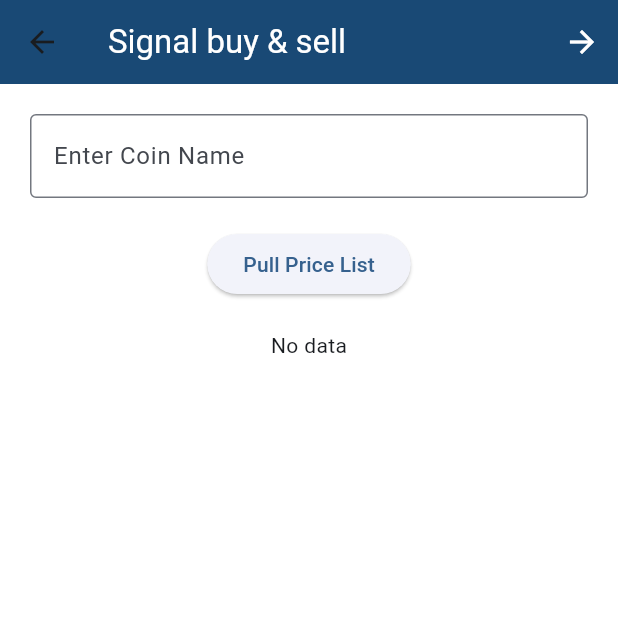
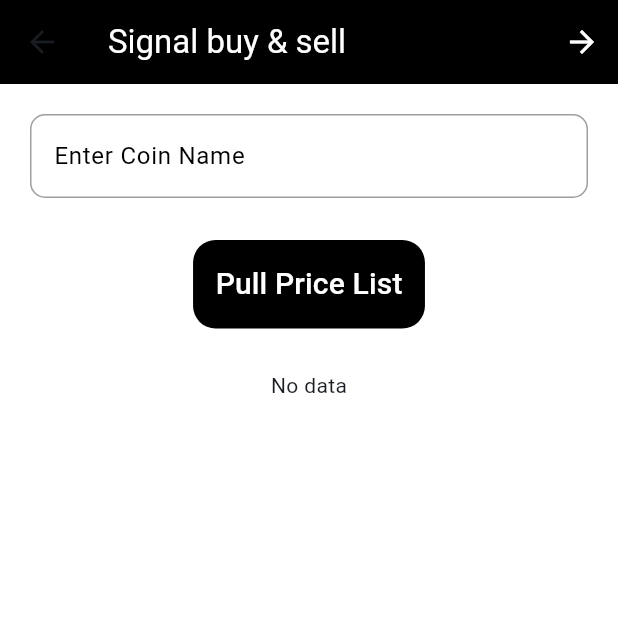
Before and after one commit to ahmedns95/coin-tracker-application, a Flutter app: the SignalScreen screen opened directly, on a phone screen of 412 x 824 dp, the top half of it. Run offline on Flutter 3.47's test engine with Material 3 defaults, Android fonts, the phone set to English and light mode, and no system bars; our stand-ins replace fl_chart.

Commit message:
design signal screen update

```diff
--- a/lib/signal_screen.dart
+++ b/lib/signal_screen.dart
@@ -1,7 +1,11 @@
+import 'package:coin_tracker_application/global_widgets/app_text_button.dart';
+import 'package:coin_tracker_application/global_widgets/app_text_form_field.dart';
 import 'package:flutter/material.dart';
 import 'dart:convert';
 import 'package:http/http.dart' as http;
 import 'package:fl_chart/fl_chart.dart';
+
+import 'config/app_colors.dart';
 
 class SignalScreen extends StatefulWidget {
   const SignalScreen({super.key, required this.title});
@@ -191,7 +195,7 @@ class _SignalScreenState extends State<SignalScreen> {
                 style: ButtonStyle(),
               ))
         ],
-        backgroundColor: Theme.of(context).colorScheme.onPrimaryContainer,
+        backgroundColor: AppColors.kPrimaryColor,
         title: Text(widget.title, style: TextStyle(color: Colors.white)),
       ),
       body: SingleChildScrollView(
@@ -199,18 +203,14 @@ class _SignalScreenState extends State<SignalScreen> {
           padding: const EdgeInsets.all(20.0),
           child: Column(
             children: <Widget>[
-              TextFormField(
+              AppTextFormField(
                 controller: coinNameController,
-                textAlign: TextAlign.center,
-                decoration: InputDecoration(
-                  labelText: 'Enter Coin Name',
-                  border: OutlineInputBorder(),
-                ),
+                labelText: 'Enter Coin Name',
               ),
               const SizedBox(height: 20),
-              ElevatedButton(
-                onPressed: () => fetchPriceData(coinNameController.text),
-                child: const Text("Pull Price List"),
+              AppTextButton(
+                title: "Pull Price List",
+                onTap: () => fetchPriceData(coinNameController.text),
               ),
               const SizedBox(height: 20),
               if (prices.isNotEmpty) ...[
```
